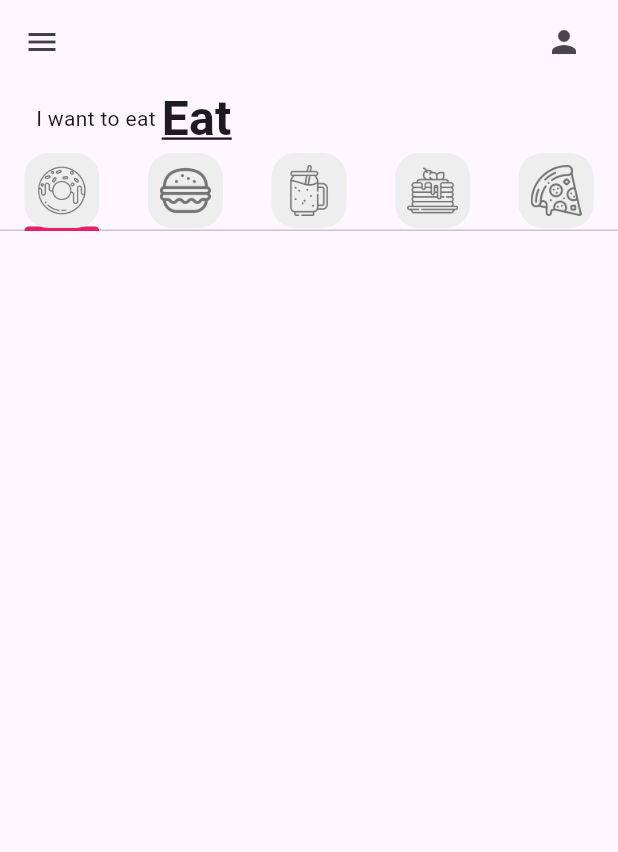
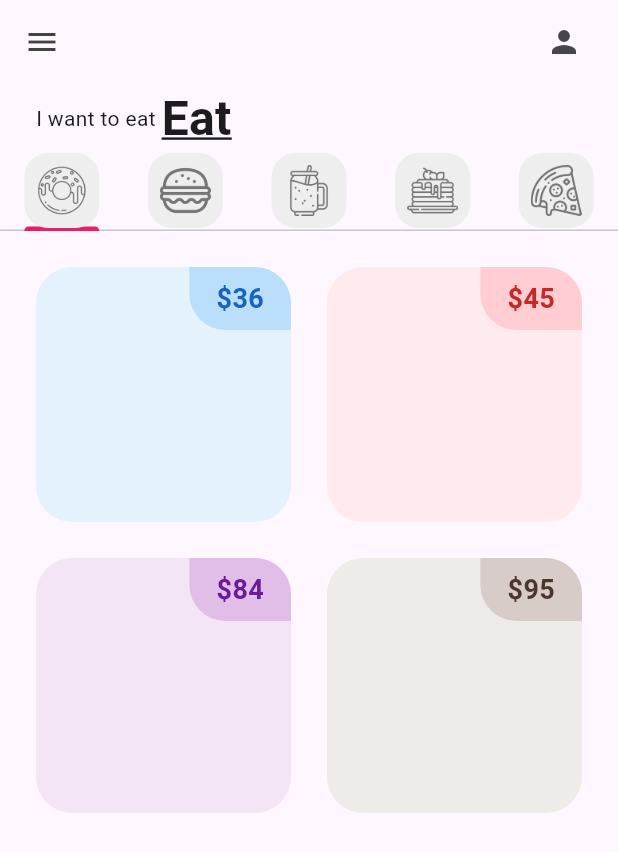
Before and after one commit to Luis0105/dount_app_5sa, a Flutter app: the screen it shows after launch, on a phone screen of 412 x 824 dp. Shown: the top 852 px of the screen. Run offline on Flutter 3.47's test engine with Material 3 defaults, Android fonts, the phone set to English and light mode, and no system bars.

Commit message:
Starting DonutTile

```diff
--- a/lib/tabs/donut_tab.dart
+++ b/lib/tabs/donut_tab.dart
@@ -1,7 +1,17 @@
+import 'package:dount_app_5sa/utils/donut_tile.dart';
 import 'package:flutter/material.dart';
 
 class DonutTab extends StatelessWidget {
-  const DonutTab({super.key});
+// list of donuts
+  final List donutsOnSale = [
+    // [ donutFlavor, donutPrice, donutColor, imageName ]
+    ["Ice Cream", "36", Colors.blue, "lib/images/icecream_donut.png"],
+    ["Strawberry", "45", Colors.red, "lib/images/strawberry_donut.png"],
+    ["Grape Ape", "84", Colors.purple, "lib/images/grape_donut.png"],
+    ["Choco", "95", Colors.brown, "lib/images/chocolate_donut.png"],
+  ];
+
+  DonutTab({super.key});
 
   @override
   Widget build(BuildContext context) {
@@ -15,7 +25,12 @@
         padding: const EdgeInsets.all(12),
         // Qué elementos se construirá
         itemBuilder: (contex, index) {
-          return;
+          return DonutTile(
+            donutFlavor: donutsOnSale[index][0],
+            donutPrice: donutsOnSale[index][1],
+            donutColor: donutsOnSale[index][2],
+            imageName: donutsOnSale[index][3],
+          );
         });
   }
 }
--- /dev/null
+++ b/lib/utils/donut_tile.dart
@@ -0,0 +1,56 @@
+import 'package:flutter/material.dart';
+
+class DonutTile extends StatelessWidget {
+  final String donutFlavor;
+  final String donutPrice;
+  // dynamic porque será de tipo color
+  final dynamic donutColor;
+  final dynamic imageName;
+
+  const DonutTile(
+      {super.key,
+      required this.donutFlavor,
+      required this.donutPrice,
+      required this.donutColor,
+      required this.imageName});
+
+  @override
+  Widget build(BuildContext context) {
+    return Padding(
+      padding: const EdgeInsets.all(12.0),
+      child: Container(
+        // color: donutColor[50],
+        decoration: BoxDecoration(
+            color: donutColor[50],
+            // Esquinas redondeadas
+            borderRadius: BorderRadius.circular(24)),
+        child: Column(
+          children: [
+            Row(
+              mainAxisAlignment: MainAxisAlignment.end,
+              children: [
+                Container(
+                  decoration: BoxDecoration(
+                    color: donutColor[100],
+                    borderRadius: const BorderRadius.only(
+                        bottomLeft: Radius.circular(24),
+                        topRight: Radius.circular(24)),
+                  ),
+                  padding:
+                      const EdgeInsets.symmetric(vertical: 8, horizontal: 18),
+                  child: Text(
+                    '\$$donutPrice',
+                    style: TextStyle(
+                        fontWeight: FontWeight.bold,
+                        fontSize: 18,
+                        color: donutColor[800]),
+                  ),
+                )
+              ],
+            )
+          ],
+        ),
+      ),
+    );
+  }
+}
```
